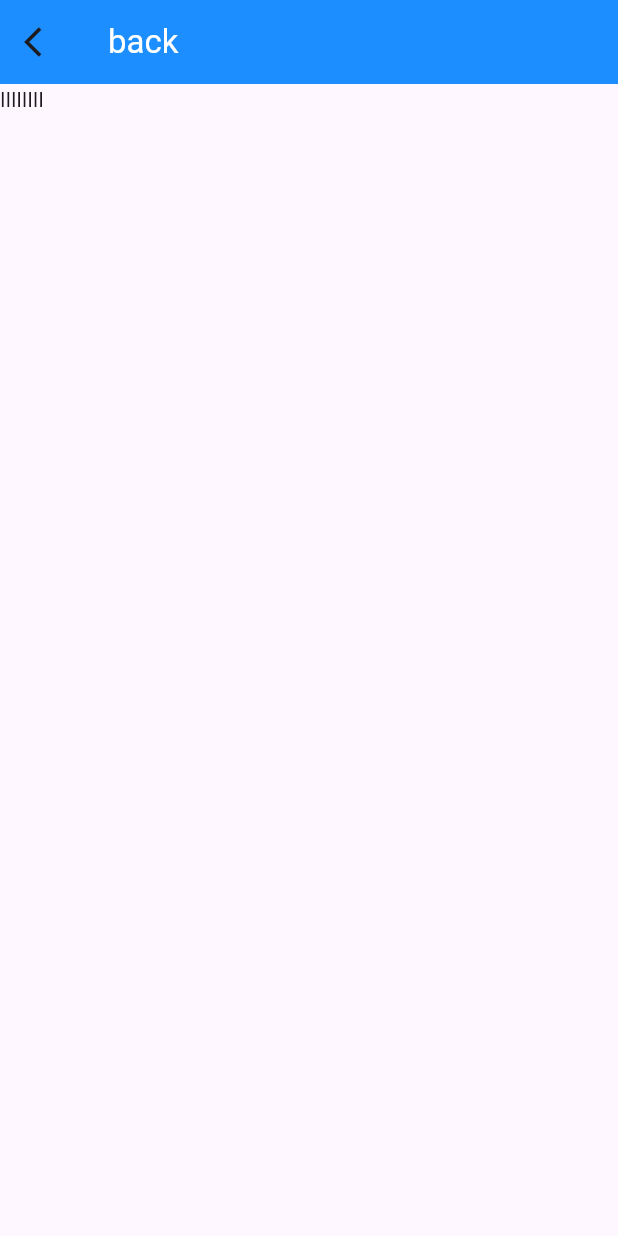
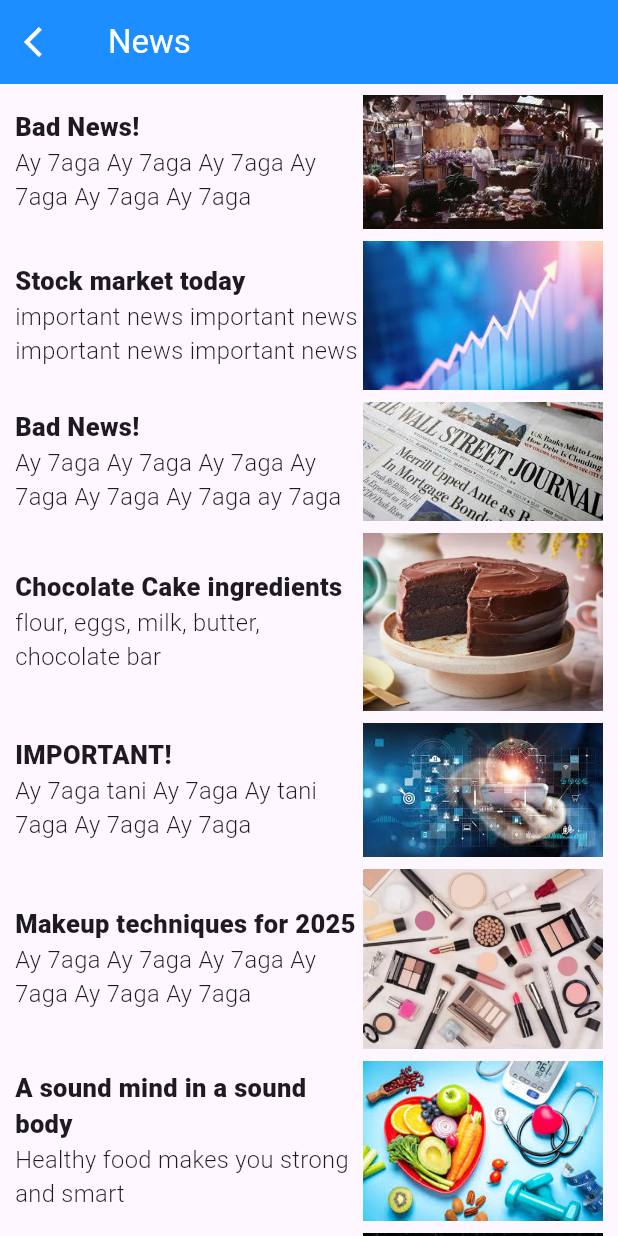
Before and after one commit to Reham-44/NewsApp_iti, a Flutter app: the screen it shows after launch, after a tap on "General", on a phone screen of 412 x 824 dp. Run offline on Flutter 3.47's test engine with Material 3 defaults, Android fonts, the phone set to English and light mode, and no system bars.

Commit message:
second screen

```diff
--- a/lib/SecondScreen.dart
+++ b/lib/SecondScreen.dart
@@ -1,4 +1,5 @@
 import 'package:flutter/material.dart';
+import 'CustomCont.dart';
 
 class SecondScreen extends StatelessWidget {
 
@@ -11,15 +12,80 @@ class SecondScreen extends StatelessWidget {
       appBar: AppBar(
         leading:  IconButton(onPressed: () {
     Navigator.pop(context);
-  },icon:  Icon(Icons.arrow_back_ios)),
+  },icon:  Icon(Icons.arrow_back_ios,color: Colors.white,)),
 backgroundColor: const Color.fromARGB(226, 0, 128, 255),
-    title: Text("back",style: TextStyle(color: Colors.white),),  ),
-      body: Column(
-        children: [
-Text("llllllll"),
+    title: Text("News",style: TextStyle(color: Colors.white),),  ),
+      body: SingleChildScrollView(
+        child: Column(
+          children: [
+         Container(
+
+                  padding: EdgeInsets.symmetric( vertical: 7,horizontal: 10),
+                  child: Column(
+                    spacing: 8,
+                    children: [
+                        CustomCont(
+                      title: "Bad News!",
+                      paragraph: "Ay 7aga Ay 7aga Ay 7aga Ay 7aga Ay 7aga Ay 7aga ",
+                      imageLink: "assets/images/images (3).jpg",
+                    ),
+
+                      CustomCont(
+                        title: "Stock market today",
+                        paragraph:  "important news important news important news important news ",
+                        imageLink: "assets/images/download (1).jpg",
+                      ),
+                      CustomCont(
+                        title: "Bad News!",
+                        paragraph: "Ay 7aga Ay 7aga Ay 7aga Ay 7aga Ay 7aga Ay 7aga ay 7aga",
+                        imageLink: "assets/images/images (2).jpg",
+                      ), CustomCont(
+                        title: "Chocolate Cake ingredients",
+                        paragraph: "flour, eggs, milk, butter, chocolate bar",
+                        imageLink: "assets/images/images (2).webp",
+                      ),
+                      CustomCont(
+                              title: "IMPORTANT!",
+                        paragraph: "Ay 7aga tani Ay 7aga Ay tani 7aga Ay 7aga Ay 7aga ",
+                        imageLink: "assets/images/download.jpg",
+                      ),
+                        CustomCont(
+                          title: "Makeup techniques for 2025",
+
+                      paragraph: "Ay 7aga Ay 7aga Ay 7aga Ay 7aga Ay 7aga Ay 7aga ",
+                      imageLink: "assets/images/WhatsApp Image 2025-08-20 at 22.59.41_bdc39161.jpg",
+                    ),
+                      CustomCont(
+                         title: "A sound mind in a sound body",
+                      paragraph: "Healthy food makes you strong and smart  ",
+                      imageLink: "assets/images/WhatsApp Image 2025-08-20 at 23.24.39_4fe217db.jpg",
+                      ),
 
 
-        ],
+                      CustomCont(
+                        title: "New technologies in 2025 ",
+                        paragraph: "tech tech tech tech tech tech tech tech ",
+                        imageLink: "assets/images/download (2).jpg",
+                      ),
+
+                         CustomCont(
+                        title: "Sports news",
+                        paragraph:
+                            "important news important news important news important news ",
+                        imageLink:"assets/images/WhatsApp Image 2025-08-20 at 23.06.44_5c6cfb2e.jpg",
+
+                      ),
+                      CustomCont(
+                        title: "Bad News!",
+                        paragraph: "Ay 7aga Ay 7aga Ay 7aga Ay 7aga Ay 7aga Ay 7aga ",
+                        imageLink: "assets/images/images (3).jpg",
+                      ),
+                    ],
+                  ),
+                ),
+
+          ],
+        ),
       )
 
 
--- a/lib/main.dart
+++ b/lib/main.dart
@@ -39,15 +39,14 @@ class hommee extends StatelessWidget {
 
   @override
   Widget build(BuildContext context) {
-    return SafeArea(
-      child: Scaffold(
+    return Scaffold(
       appBar: AppBar(
         title: Title(
           color: Colors.white,
-            child: Text("News App", style: TextStyle(color: const Color.fromARGB(255, 220, 220, 220))),
+          child: Text("News App", style: TextStyle(color: const Color.fromARGB(255, 255, 255, 255))),
         ),
         backgroundColor: const Color.fromARGB(226, 0, 128, 255),
-          leading: Icon(Icons.notifications_outlined,color: const Color.fromARGB(255, 217, 217, 217),),
+        leading: Icon(Icons.notifications_outlined,color: const Color.fromARGB(255, 255, 255, 255),),
       ),
       body: SingleChildScrollView(
         child: Padding(
@@ -167,7 +166,6 @@ class hommee extends StatelessWidget {
           ),
         ),
       ),
-      ),
     );
   }
 }
```
Lines whose indentation alone changed are shown as unchanged.
